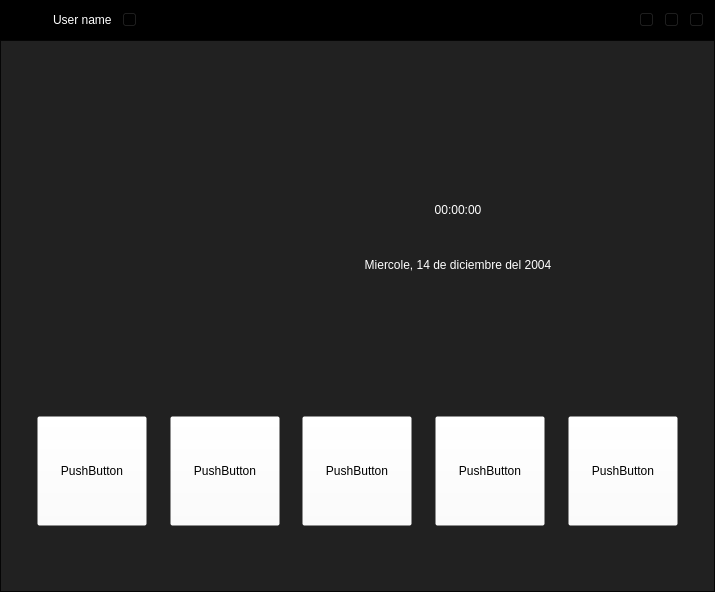
Before: the Qt Designer form app/views/home.ui in Jpalacio98/Tzedaka, drawn with Qt 5.
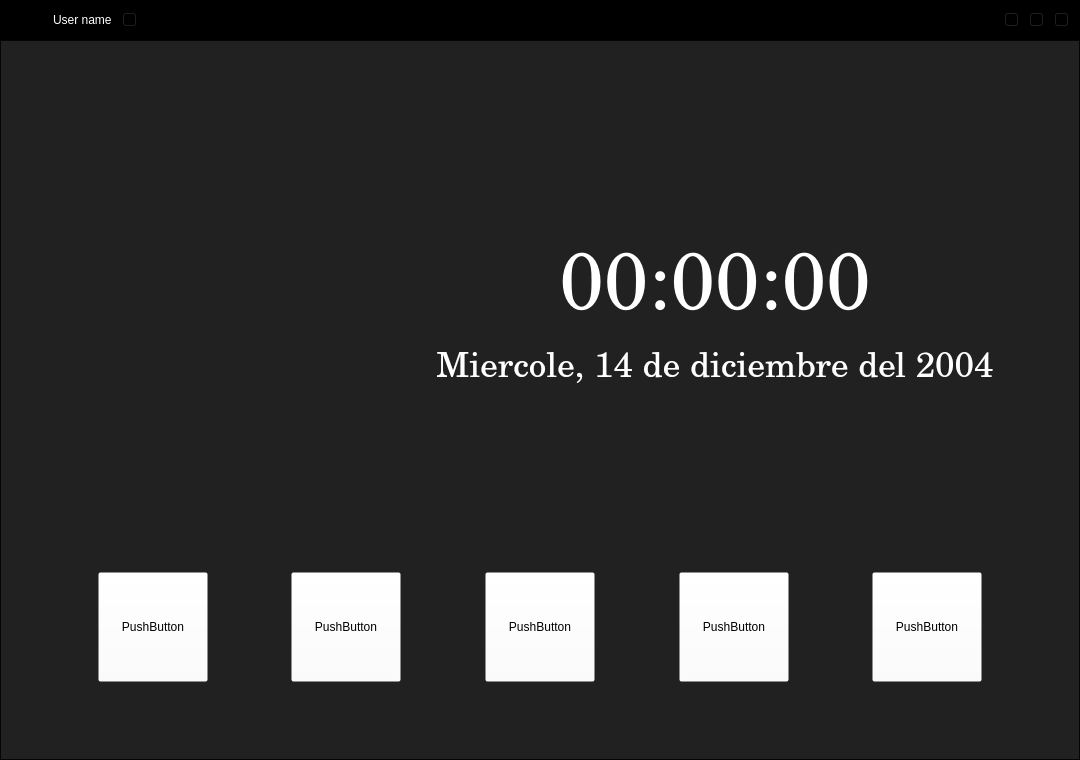
After: the same form once the commit is applied. Icons and pictures are not drawn.

Commit message: integracion del la vista home

```diff
--- a/app/views/home.ui
+++ b/app/views/home.ui
@@ -6,8 +6,8 @@
    <rect>
     <x>0</x>
     <y>0</y>
-    <width>715</width>
-    <height>592</height>
+    <width>1080</width>
+    <height>760</height>
    </rect>
   </property>
   <property name="windowTitle">
@@ -219,7 +219,7 @@
       </property>
       <layout class="QVBoxLayout" name="verticalLayout_3">
        <property name="spacing">
-        <number>10</number>
+        <number>0</number>
        </property>
        <item>
         <spacer name="verticalSpacer_2">
@@ -256,16 +256,22 @@
            </property>
            <item>
             <widget class="QLabel" name="label_3">
+             <property name="sizePolicy">
+              <sizepolicy hsizetype="Expanding" vsizetype="Preferred">
+               <horstretch>0</horstretch>
+               <verstretch>0</verstretch>
+              </sizepolicy>
+             </property>
              <property name="minimumSize">
               <size>
-               <width>200</width>
+               <width>350</width>
                <height>200</height>
               </size>
              </property>
              <property name="maximumSize">
               <size>
-               <width>200</width>
-               <height>200</height>
+               <width>16777215</width>
+               <height>16777215</height>
               </size>
              </property>
              <property name="styleSheet">
@@ -278,22 +284,28 @@
             </widget>
            </item>
            <item>
-            <layout class="QVBoxLayout" name="verticalLayout_2" stretch="3,1,2">
+            <layout class="QVBoxLayout" name="verticalLayout_2" stretch="3,1,0,0">
              <property name="spacing">
               <number>0</number>
              </property>
              <item>
               <widget class="QLabel" name="label_4">
+               <property name="sizePolicy">
+                <sizepolicy hsizetype="MinimumExpanding" vsizetype="Expanding">
+                 <horstretch>0</horstretch>
+                 <verstretch>0</verstretch>
+                </sizepolicy>
+               </property>
                <property name="minimumSize">
                 <size>
-                 <width>360</width>
-                 <height>90</height>
+                 <width>600</width>
+                 <height>200</height>
                 </size>
                </property>
                <property name="maximumSize">
                 <size>
-                 <width>360</width>
-                 <height>90</height>
+                 <width>16777215</width>
+                 <height>16777215</height>
                 </size>
                </property>
                <property name="styleSheet">
@@ -307,6 +319,21 @@
              </item>
              <item>
               <widget class="QLabel" name="hora">
+               <property name="sizePolicy">
+                <sizepolicy hsizetype="Preferred" vsizetype="Preferred">
+                 <horstretch>0</horstretch>
+                 <verstretch>0</verstretch>
+                </sizepolicy>
+               </property>
+               <property name="font">
+                <font>
+                 <family>Century Schoolbook</family>
+                 <pointsize>60</pointsize>
+                 <weight>9</weight>
+                 <italic>false</italic>
+                 <bold>false</bold>
+                </font>
+               </property>
                <property name="styleSheet">
                 <string notr="true">color: rgb(255, 255, 255);
 background-color: rgba(255, 255, 255, 0);
@@ -320,8 +347,33 @@
                </property>
               </widget>
              </item>
+             <item>
+              <spacer name="verticalSpacer_4">
+               <property name="orientation">
+                <enum>Qt::Vertical</enum>
+               </property>
+               <property name="sizeType">
+                <enum>QSizePolicy::Fixed</enum>
+               </property>
+               <property name="sizeHint" stdset="0">
+                <size>
+                 <width>20</width>
+                 <height>20</height>
+                </size>
+               </property>
+              </spacer>
+             </item>
              <item>
               <widget class="QLabel" name="fecha">
+               <property name="font">
+                <font>
+                 <family>Century Schoolbook</family>
+                 <pointsize>26</pointsize>
+                 <weight>9</weight>
+                 <italic>false</italic>
+                 <bold>false</bold>
+                </font>
+               </property>
                <property name="styleSheet">
                 <string notr="true">color: rgb(255, 255, 255);
 background-color: rgba(255, 255, 255, 0);
@@ -360,7 +412,7 @@
           <enum>Qt::Vertical</enum>
          </property>
          <property name="sizeType">
-          <enum>QSizePolicy::MinimumExpanding</enum>
+          <enum>QSizePolicy::Preferred</enum>
          </property>
          <property name="sizeHint" stdset="0">
           <size>
@@ -375,7 +427,7 @@
          <property name="minimumSize">
           <size>
            <width>0</width>
-           <height>200</height>
+           <height>300</height>
           </size>
          </property>
          <property name="maximumSize">
@@ -560,10 +612,13 @@
          <property name="orientation">
           <enum>Qt::Vertical</enum>
          </property>
+         <property name="sizeType">
+          <enum>QSizePolicy::Expanding</enum>
+         </property>
          <property name="sizeHint" stdset="0">
           <size>
            <width>20</width>
-           <height>56</height>
+           <height>200</height>
           </size>
          </property>
         </spacer>
```
Left out of the diff: 9 changed lines with no effect on the pictures. The commit also changes 10 other files.
